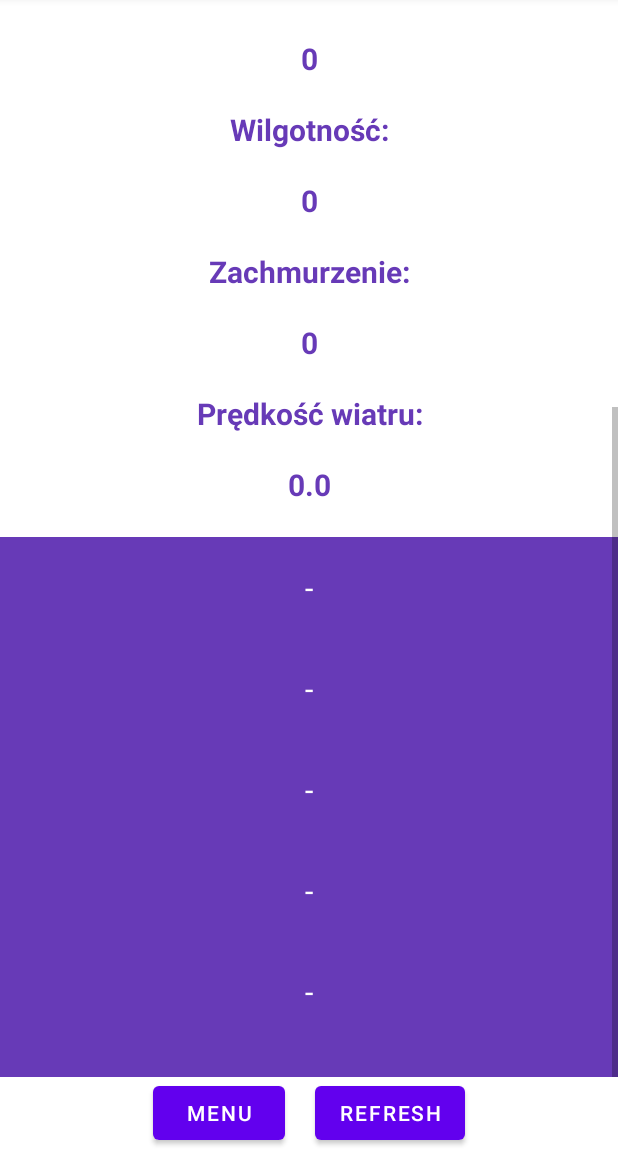
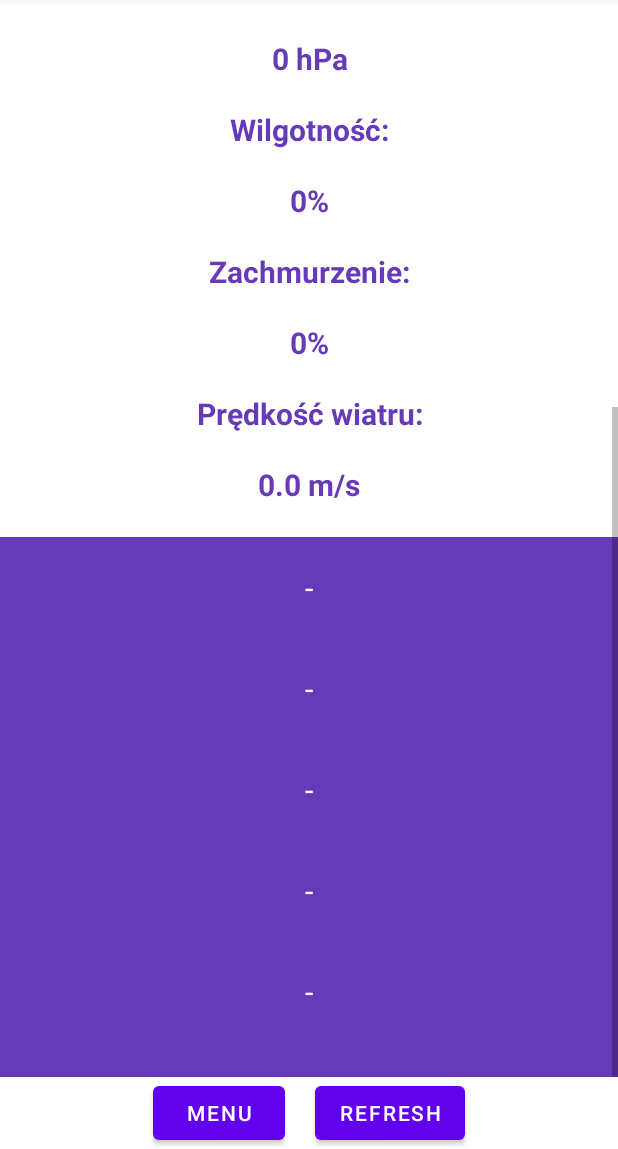
Before and after one commit to 228820/weatherApp, an Android app: the screen it shows after launch (MainActivity), scrolled down 440 dp, on a phone screen of 412 x 824 dp, the part 87-1236 px from its top. Run offline under Robolectric (Android 15) with nearby library versions, the phone set to English and light mode, and no system bars; 1 statement that could not run was skipped.

```diff
--- a/app/src/main/java/com/example/weatherapp/BasicWeatherFragment.java
+++ b/app/src/main/java/com/example/weatherapp/BasicWeatherFragment.java
@@ -71,7 +71,7 @@ public class BasicWeatherFragment extends Fragment {
         main.setText(mainValue);
         temp.setText(tempValue.toString() + " \u2103");
         feelsLike.setText("Odczuwalna: " + feelsLikeValue.toString() + " \u2103");
-        lon.setText(lanValue.toString() + " " + lonValue.toString());
+        lon.setText(String.format("%.2f", lanValue) + " " + String.format("%.2f", lonValue));
 
         DateFormat df = new SimpleDateFormat("dd-MM-yyyy, HH:mm");
         timeAndDate.setText(df.format(Calendar.getInstance().getTime()));
--- a/app/src/main/java/com/example/weatherapp/ExtendedWeatherFragment.java
+++ b/app/src/main/java/com/example/weatherapp/ExtendedWeatherFragment.java
@@ -62,10 +62,10 @@ public class ExtendedWeatherFragment extends Fragment {
 //    }
 
     private void setFields() {
-        pressure.setText(Integer.toString(pressureValue));
-        humidity.setText(Integer.toString(humidityValue));
-        all.setText(Integer.toString(allValue));
-        speed.setText(speedValue.toString());
+        pressure.setText(Integer.toString(pressureValue) + " hPa");
+        humidity.setText(Integer.toString(humidityValue) + "%");
+        all.setText(Integer.toString(allValue) + "%");
+        speed.setText(speedValue.toString() + " m/s");
     }
 
     public void refreshFragment(int pressure,  int humidity, int all, Double speed) {
```
Also changed, not shown: app/src/main/java/com/example/weatherapp/MainActivity.java (+50 -46 lines).
